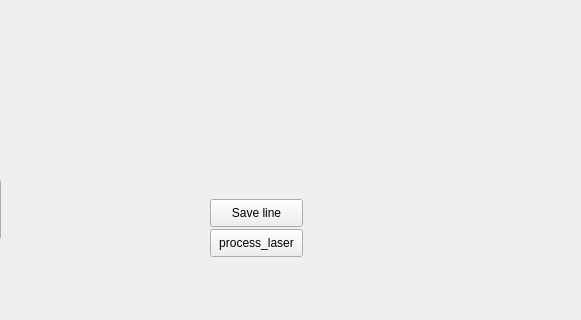
The window that alignment/views/Alignment_Window.ui (aquilesC/NanoCETPy) describes before a commit, drawn with Qt 5; both pictures show x 780 to 1361 and y 480 to 800 of the 1453 by 800 pixel window.
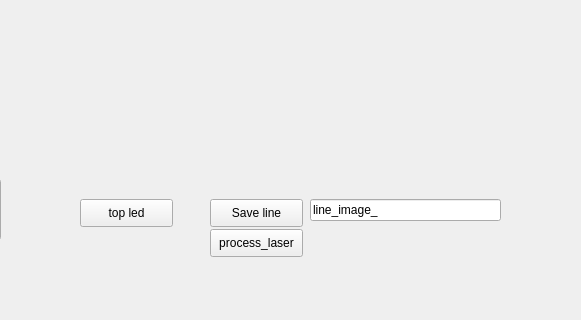
The same window after the commit.

Commit message: one shot image acquisition

```diff
--- a/alignment/views/Alignment_Window.ui
+++ b/alignment/views/Alignment_Window.ui
@@ -221,6 +221,32 @@
      <string>ROI</string>
     </property>
    </widget>
+   <widget class="QPushButton" name="topled_button">
+    <property name="geometry">
+     <rect>
+      <x>860</x>
+      <y>660</y>
+      <width>93</width>
+      <height>28</height>
+     </rect>
+    </property>
+    <property name="text">
+     <string>top led</string>
+    </property>
+   </widget>
+   <widget class="QLineEdit" name="save_edit">
+    <property name="geometry">
+     <rect>
+      <x>1090</x>
+      <y>660</y>
+      <width>191</width>
+      <height>22</height>
+     </rect>
+    </property>
+    <property name="text">
+     <string>line_image_</string>
+    </property>
+   </widget>
   </widget>
   <widget class="QMenuBar" name="menubar">
    <property name="geometry">
```
The commit also changes 3 other files.
